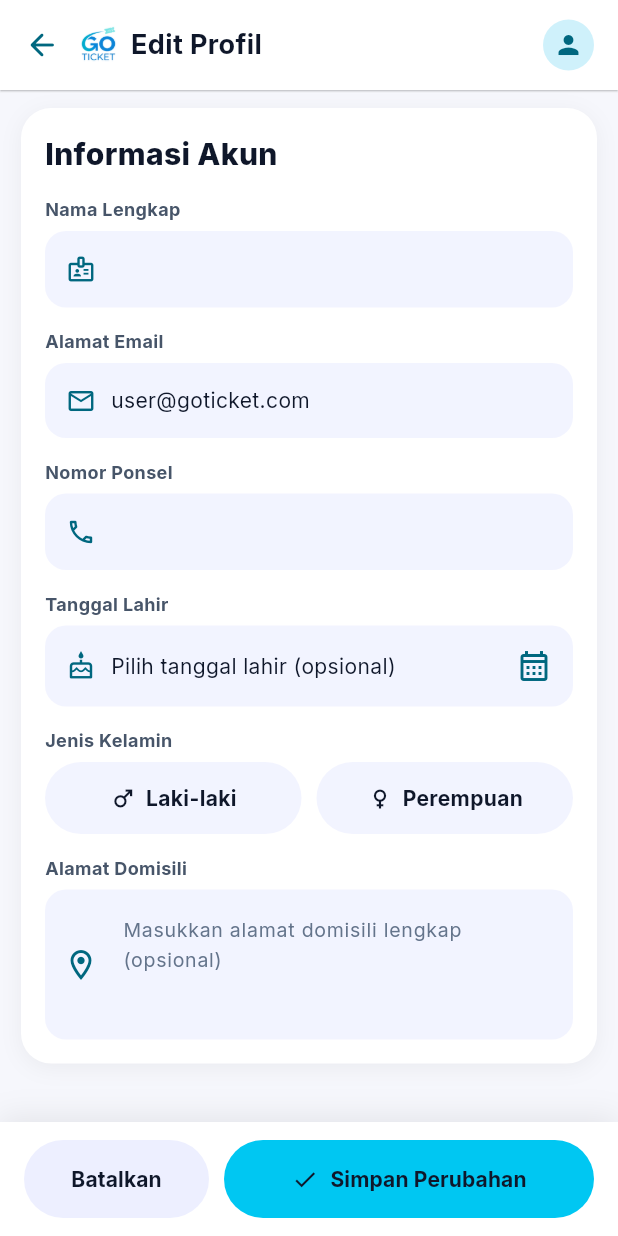
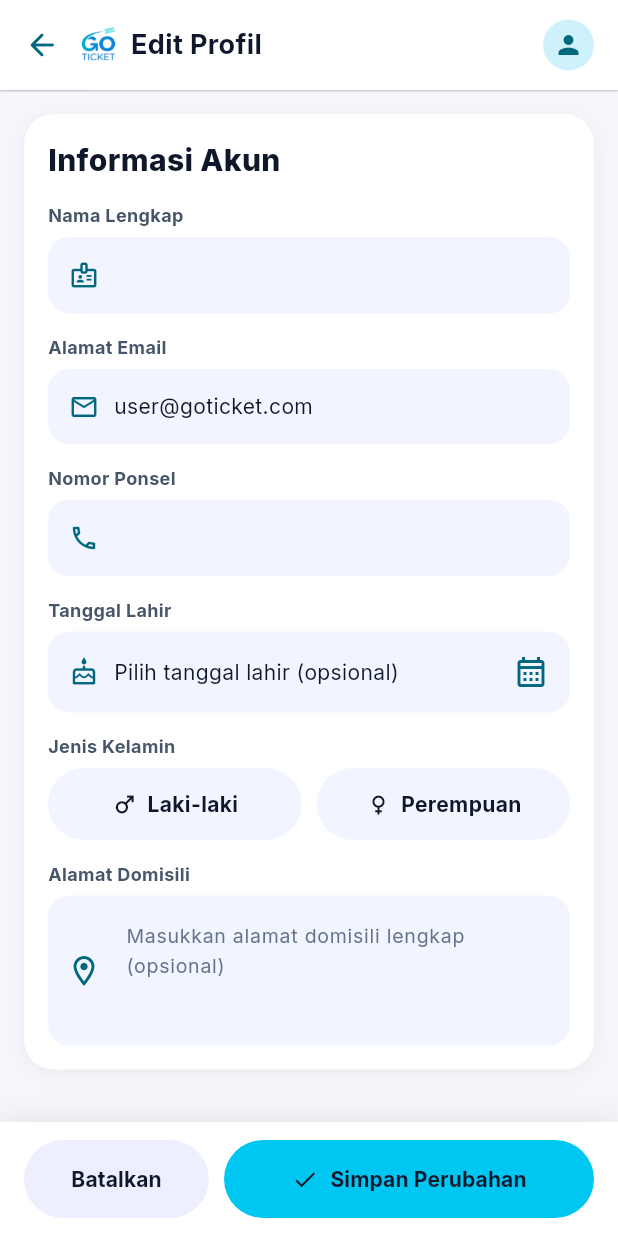
Before and after one commit to thanzeroo/ppb-006-Go-Ticket, a Flutter app: the ProfileScreen screen opened by its route, on a phone screen of 412 x 824 dp. Run offline on Flutter 3.47's test engine with Material 3 defaults, Android fonts, the phone set to English and light mode, and no system bars; our stand-ins replace flutter_dotenv, google_fonts, image_picker, qr_flutter, shared_preferences, supabase_flutter; accounts and stored records are empty.

Commit message:
refactor: remove payment details from order view and improve profile screen layout and avatar sync

```diff
--- a/go_ticket_user/lib/apps/pihak_user/screens/settings/profile_screen.dart
+++ b/go_ticket_user/lib/apps/pihak_user/screens/settings/profile_screen.dart
@@ -75,6 +75,15 @@ class _ProfileScreenState extends State<ProfileScreen> {
                 final d = DateTime.tryParse(res['tanggal_lahir'].toString());
                 if (d != null) _birth = d;
               }
+
+              // Sinkronisasi avatar: jika DB tidak menyimpan avatar_url
+              // atau nilainya null/kosong, hapus cache lokal agar foto
+              // lama tidak muncul lagi setelah dihapus dari database.
+              final dbAvatar = res['avatar_url']?.toString();
+              if (dbAvatar == null || dbAvatar.isEmpty) {
+                _avatarUrl = null;
+                StorageHelper.clearAvatarUrl(); // async tapi tidak perlu await
+              }
             });
           }
         }
@@ -82,10 +91,12 @@ class _ProfileScreenState extends State<ProfileScreen> {
         debugPrint('⚠️ Error fetching profile: $e');
       }
     }
-    // Muat avatar URL dari SharedPreferences (bukan dari DB — kolom tidak ada)
+    // Muat avatar dari SharedPreferences HANYA jika belum di-clear oleh DB
+    if (_avatarUrl == null) {
       final savedAvatar = await StorageHelper.getAvatarUrl();
       if (savedAvatar != null && savedAvatar.isNotEmpty && mounted) {
         setState(() => _avatarUrl = savedAvatar);
+      }
     }
   }
 
@@ -153,8 +164,14 @@ class _ProfileScreenState extends State<ProfileScreen> {
     return Scaffold(
       backgroundColor: GT.bg,
       appBar: const GTAppBar(title: 'Edit Profil'),
-      body: ListView(
-        padding: const EdgeInsets.fromLTRB(14, 12, 14, 24),
+      // Center layout: konten dibatasi maxWidth 480 agar rapi di tablet & HP
+      body: Center(
+        child: SingleChildScrollView(
+          padding: const EdgeInsets.fromLTRB(16, 16, 16, 24),
+          child: ConstrainedBox(
+            constraints: const BoxConstraints(maxWidth: 480),
+            child: Column(
+              mainAxisAlignment: MainAxisAlignment.center,
               children: [
                 GTCard(
                   child: Column(
@@ -213,7 +230,8 @@ class _ProfileScreenState extends State<ProfileScreen> {
                           controller: _address,
                           maxLines: 3,
                           decoration: const InputDecoration(
-                      hintText: 'Masukkan alamat domisili lengkap (opsional)',
+                            hintText:
+                                'Masukkan alamat domisili lengkap (opsional)',
                             hintStyle: TextStyle(color: GT.muted, fontSize: 13),
                             border: InputBorder.none,
                             prefixIcon: Align(
@@ -230,6 +248,9 @@ class _ProfileScreenState extends State<ProfileScreen> {
                   ),
                 ),
               ],
+            ),
+          ),
+        ),
       ),
       bottomNavigationBar: GTBottomBar(
         child: Row(children: [
```
Also changed, not shown: go_ticket_user/lib/apps/pihak_user/screens/dashboard/tabs/pesanan_tab.dart (+0 -54 lines), go_ticket_user/lib/apps/pihak_user/screens/settings/saved_guests_screen.dart (+7 -6 lines), go_ticket_user/lib/core/utils/storage_helper.dart (+7 -0 lines). Lines whose indentation alone changed are shown as unchanged.
